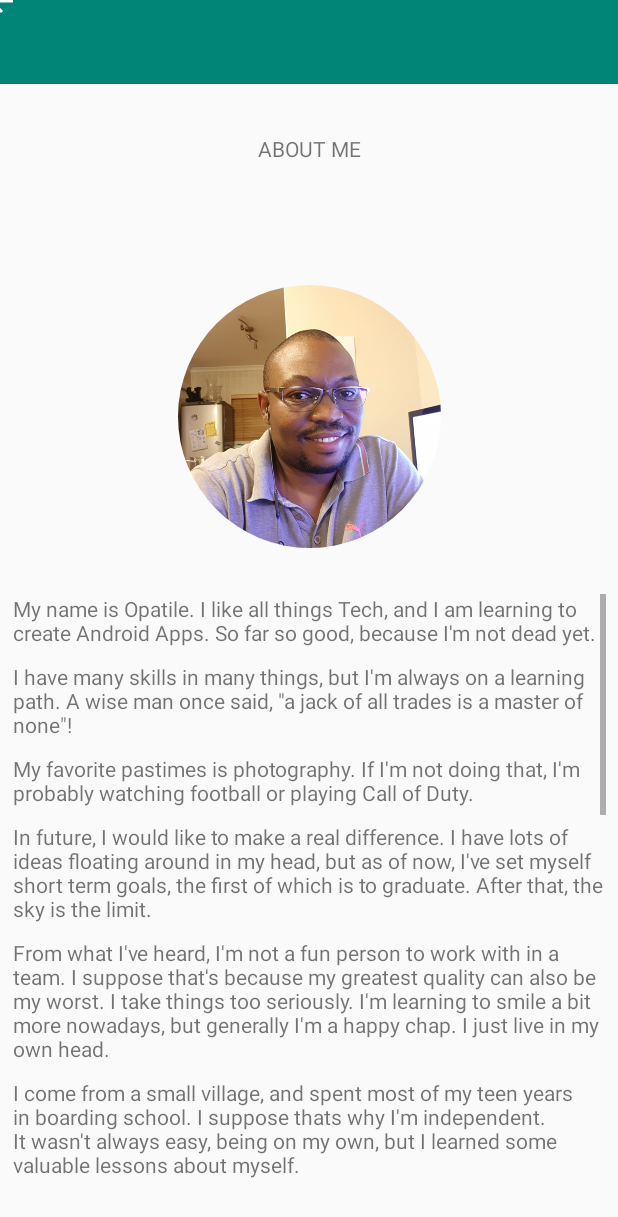
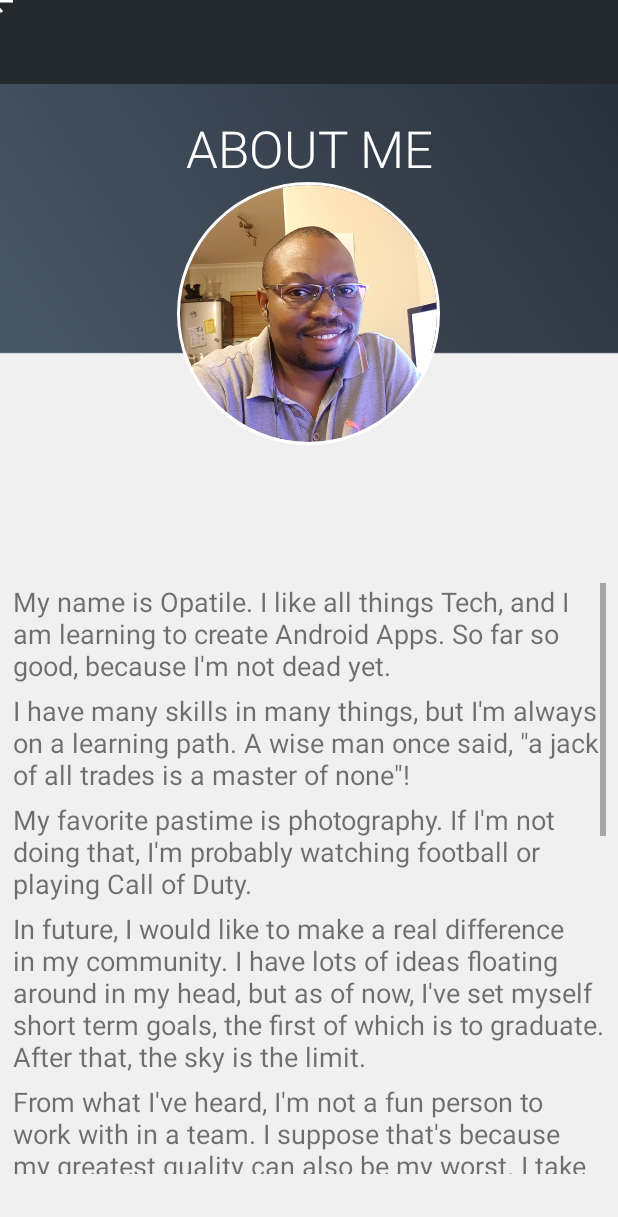
Before and after one commit to OpatileKelobang/MyCodeSpace, an Android app: the AboutMe screen opened directly, with no data from a screen before it, on a phone screen of 412 x 824 dp. Shown: the top 1217 px of the screen. Run offline under Robolectric (Android 15) with nearby library versions, the phone set to English and light mode, and no system bars; our stand-ins replace CircleImageView.

```diff
--- a/app/src/main/res/layout/activity_about_me.xml
+++ b/app/src/main/res/layout/activity_about_me.xml
@@ -13,6 +13,7 @@
     android:layout_width="match_parent"
     android:layout_height="match_parent"
     tools:context=".AboutMe"
+    android:background="@drawable/ui_background_with_dark_block"
     android:theme="@style/Theme.AppCompat.Light.NoActionBar">
 
     <android.support.v7.widget.Toolbar
@@ -48,9 +49,12 @@
         android:id="@+id/about_me_header"
         android:layout_width="match_parent"
         android:layout_height="wrap_content"
-        android:layout_marginTop="33dp"
+        android:layout_marginTop="20dp"
         android:text="@string/about_me_header"
         android:textAlignment="center"
+        android:textColor="@android:color/white"
+        android:textSize="34sp"
+        app:fontFamily="sans-serif-light"
         app:layout_constraintTop_toBottomOf="@+id/myToolbar"
         tools:layout_editor_absoluteX="0dp" />
 
@@ -61,21 +65,23 @@
         android:layout_gravity="center_horizontal"
         android:layout_marginStart="118dp"
         android:layout_marginLeft="118dp"
-        android:layout_marginTop="35dp"
         android:layout_marginEnd="118dp"
         android:layout_marginRight="118dp"
-        android:layout_marginBottom="413dp"
+        android:elevation="8dp"
         android:src="@drawable/selfie_opatile"
-        app:layout_constraintBottom_toBottomOf="parent"
+        app:civ_border_color="#FFFFFF"
+        app:civ_border_width="2dp"
         app:layout_constraintEnd_toEndOf="parent"
+        app:layout_constraintHorizontal_bias="0.0"
         app:layout_constraintStart_toStartOf="parent"
-        app:layout_constraintTop_toBottomOf="@+id/about_me_header" />
+        app:layout_constraintTop_toBottomOf="@+id/about_me_header"
+        tools:targetApi="o" />
 
     <ScrollView
         android:id="@+id/text_scroll_view"
         android:layout_width="395dp"
-        android:layout_height="396dp"
-        android:layout_marginTop="8dp"
+        android:layout_height="394dp"
+        android:layout_marginTop="60dp"
         android:layout_marginBottom="9dp"
         app:layout_constraintBottom_toBottomOf="parent"
         app:layout_constraintEnd_toEndOf="parent"
@@ -86,80 +92,78 @@
             android:id="@+id/text_container"
             android:layout_width="match_parent"
             android:layout_height="wrap_content"
-            android:orientation="vertical" >
+            android:orientation="vertical">
 
             <TextView
                 android:id="@+id/my_intro"
                 android:layout_width="match_parent"
                 android:layout_height="wrap_content"
                 android:text="@string/my_intro"
-                />
+                android:textSize="18sp" />
+
             <TextView
                 android:id="@+id/skills"
-                android:layout_marginTop="10dp"
                 android:layout_width="match_parent"
                 android:layout_height="wrap_content"
+                android:layout_marginTop="5dp"
                 android:text="@string/skills"
-                />
+                android:textSize="18sp" />
 
             <TextView
                 android:id="@+id/hobbies"
                 android:layout_width="match_parent"
                 android:layout_height="wrap_content"
-                android:layout_marginTop="10dp"
-                android:text="@string/hobbies" />
+                android:layout_marginTop="5dp"
+                android:text="@string/hobbies"
+                android:textSize="18sp" />
 
             <TextView
                 android:id="@+id/future"
-                android:layout_marginTop="10dp"
                 android:layout_width="match_parent"
                 android:layout_height="wrap_content"
+                android:layout_marginTop="5dp"
                 android:text="@string/future"
-                />
+                android:textSize="18sp" />
+
             <TextView
                 android:id="@+id/team"
-                android:layout_marginTop="10dp"
                 android:layout_width="match_parent"
                 android:layout_height="wrap_content"
+                android:layout_marginTop="5dp"
                 android:text="@string/team"
-                />
+                android:textSize="18sp" />
 
             <TextView
                 android:id="@+id/more_info"
-                android:layout_marginTop="10dp"
                 android:layout_width="match_parent"
                 android:layout_height="wrap_content"
+                android:layout_marginTop="5dp"
                 android:text="@string/more_info"
-                />
+                android:textSize="18sp" />
+
             <TextView
                 android:id="@+id/other_stuff"
-                android:layout_marginTop="10dp"
                 android:layout_width="match_parent"
                 android:layout_height="wrap_content"
+                android:layout_marginTop="5dp"
                 android:text="@string/other_stuff"
-                />
+                android:textSize="18sp" />
+
             <TextView
                 android:id="@+id/sign_off"
-                android:layout_marginTop="10dp"
                 android:layout_width="match_parent"
                 android:layout_height="wrap_content"
+                android:layout_marginTop="5dp"
                 android:text="@string/sign_off"
-                />
-            <ImageView
-                android:id="@+id/random"
-                android:layout_marginTop="6dp"
-                android:layout_width="wrap_content"
-                android:layout_height="wrap_content"
-                android:src="@drawable/dary_lyndsay"
-                android:contentDescription="@string/random_image"
-                />
+                android:textSize="18sp" />
+
             <TextView
                 android:id="@+id/image_desc"
-                android:layout_marginTop="6dp"
                 android:layout_width="match_parent"
                 android:layout_height="wrap_content"
-                android:text="@string/image_desc"
-                />
+                android:layout_marginTop="0dp"
+                android:text="@string/last_bit"
+                android:textSize="18sp" />
 
         </LinearLayout>
 
--- a/app/src/main/res/values/colors.xml
+++ b/app/src/main/res/values/colors.xml
@@ -1,6 +1,6 @@
 <?xml version="1.0" encoding="utf-8"?>
 <resources>
-    <color name="colorPrimary">#008577</color>
+    <color name="colorPrimary">#24292E</color>
     <color name="colorPrimaryDark">#00574B</color>
     <color name="colorAccent">#D81B60</color>
 
--- a/app/src/main/res/values/strings.xml
+++ b/app/src/main/res/values/strings.xml
@@ -54,14 +54,14 @@
     <string name="profile_pic">Profile Picture</string>
     <string name="my_intro">My name is Opatile. I like all things Tech, and I am learning to create Android Apps. So far so good, because I\'m not dead yet.</string>
     <string name="skills">I have many skills in many things, but I\'m always on a learning path. A wise man once said, \"a jack of all trades is a master of none\"!</string>
-    <string name="hobbies">My favorite pastimes is photography. If I\'m not doing that, I\'m probably watching football or playing Call of Duty.</string>
-    <string name="future">In future, I would like to make a real difference. I have lots of ideas floating around in my head, but as of now, I\'ve set myself short term goals, the first of which is to graduate. After that, the sky is the limit.</string>
+    <string name="hobbies">My favorite pastime is photography. If I\'m not doing that, I\'m probably watching football or playing Call of Duty.</string>
+    <string name="future">In future, I would like to make a real difference in my community. I have lots of ideas floating around in my head, but as of now, I\'ve set myself short term goals, the first of which is to graduate. After that, the sky is the limit.</string>
     <string name="team">From what I\'ve heard, I\'m not a fun person to work with in a team. I suppose that\'s because my greatest quality can also be my worst. I take things too seriously. I\'m learning to smile a bit more nowadays, but generally I\'m a happy chap. I just live in my own head.</string>
     <string name="more_info">I come from a small village, and spent most of my teen years in boarding school. I suppose that\s why I\'m independent. It wasn\'t always easy, being on my own, but I learned some valuable lessons about myself.  </string>
     <string name="other_stuff">As a student in 2018, I\'ve also learned to schedule, and handle many different tasks at once. This has helped me a lot in the classroom, where I engage with many different personalities on a daily.</string>
-    <string name="sign_off">To sign off this long history lesson of myself, here\'s a piece of unsolicited advice: \"Be kind to others, even those whom you don\'t always agree with. Its very easy to forget that we are not perfect. One day it could be you who is owes someone an apology\"</string>
+    <string name="sign_off">To sign off this long history lesson of myself, here\'s a piece of unsolicited advice: \"Be kind to others, even those whom you don\'t always agree with. Its very easy to forget that we are not perfect. One day it could be you who owes someone an apology\"</string>
     <string name="random_image">Daryl and Lyndsay</string>
-    <string name="image_desc">Because I don\'t know how to make an image gallery in android, yet, here\'s a random photo I took of a couple on their wedding day. I did say my favorite pastime was photography right?</string>
+    <string name="last_bit">Because I don\'t know how to make an image gallery in android, yet, here\'s a random photo I took of a couple on their wedding day. I did say my favorite pastime was photography right?</string>
 
     <!-- Dev Profile strings -->
     <string name="dev_profile_title">MY DEV DETAILS</string>
@@ -75,4 +75,5 @@
     <string name="dev_user">User Icon</string>
 
 
+
 </resources>
```
Also changed, not shown: app/src/main/java/co/za/bogote/mycodespace/AboutMe.java (+10 -0 lines), app/src/main/java/co/za/bogote/mycodespace/CalculationActivity.java (+10 -0 lines), app/src/main/java/co/za/bogote/mycodespace/DevProfile.java (+14 -0 lines), app/src/main/java/co/za/bogote/mycodespace/MenuActivity.java (+23 -0 lines), app/src/main/res/layout/activity_dev_profile.xml (+30 -6 lines), app/src/main/res/layout/activity_main.xml (+8 -12 lines), app/src/main/res/layout/activity_menu.xml (+4 -4 lines), app/src/main/res/drawable/next_button_large_green_glow.png (added).
